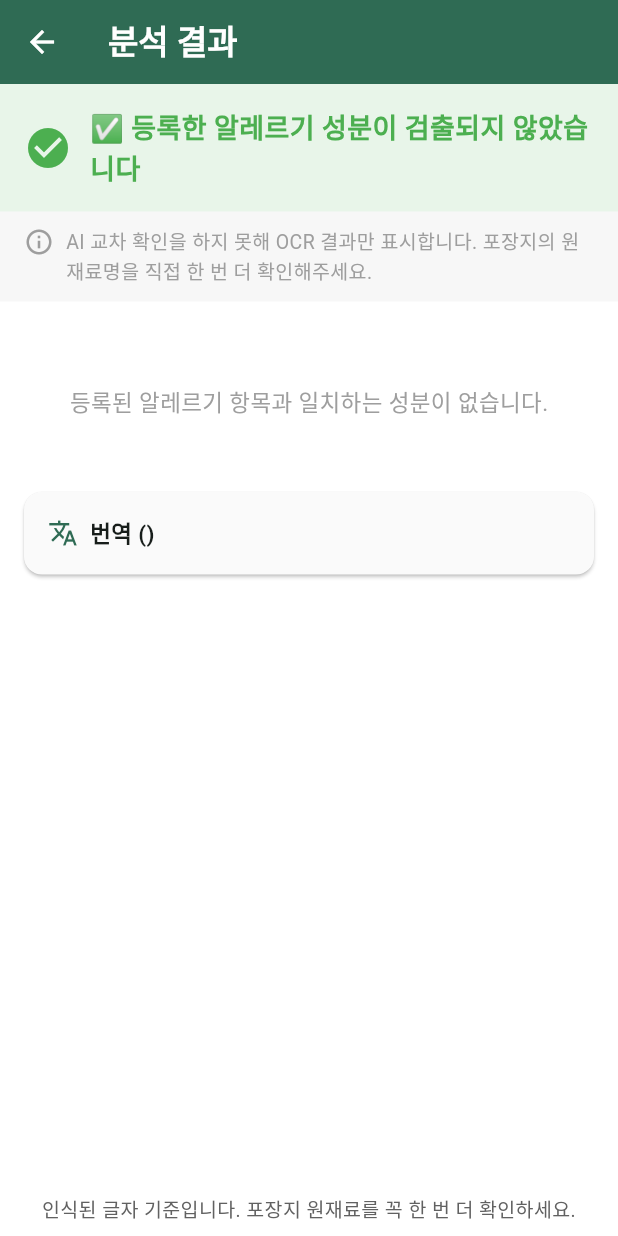
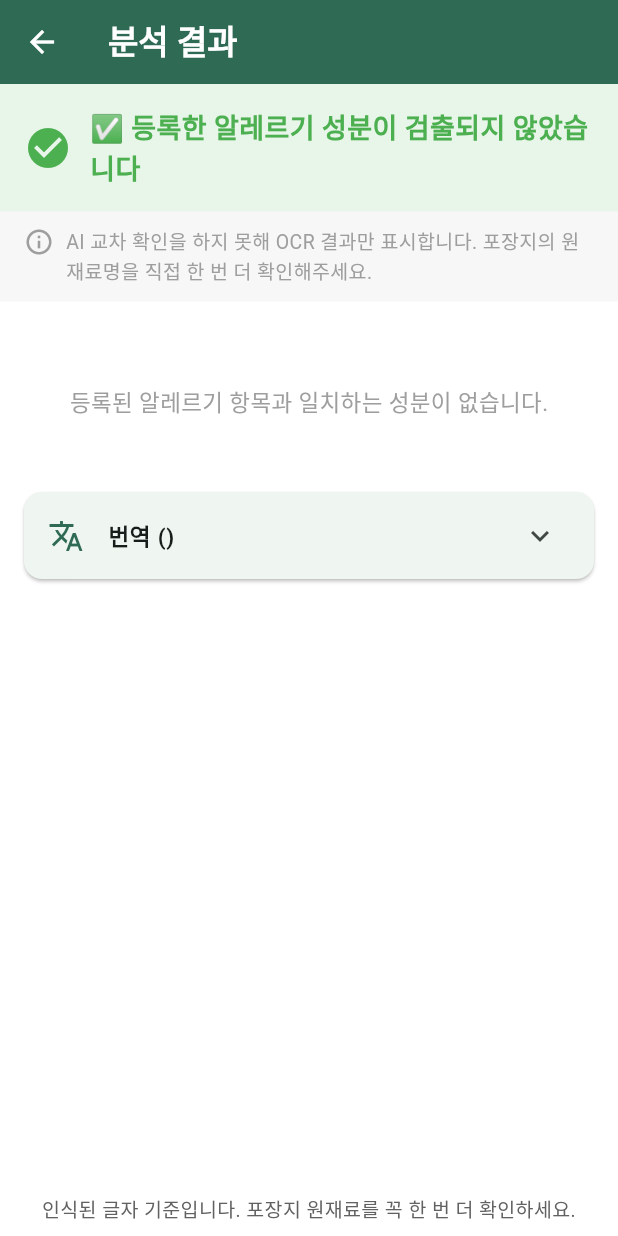
Before and after one commit to parkseonha777/PartE, a Flutter app: the ScanResultScreen screen opened directly with empty values, on a phone screen of 412 x 824 dp. Run offline on Flutter 3.47's test engine with Material 3 defaults, Android fonts, the phone set to English and light mode, and no system bars; our stand-ins replace camera, image_picker, shared_preferences, supabase_flutter; accounts and stored records are empty.

Commit message:
feat: 번역과 AI 확인 원문을 각각 접이식으로 표시

```diff
--- a/pati_app/lib/screens/scan_result/scan_result_screen.dart
+++ b/pati_app/lib/screens/scan_result/scan_result_screen.dart
@@ -216,13 +216,13 @@ class ScanResultScreen extends StatelessWidget {
                     translatedNames[item['name']]?.toString(),
                   ),
 
-                // 번역 결과
+                // 번역 결과 (접었다 펼 수 있음)
                 if (_translation != null) ...[
                   const SizedBox(height: 8),
-                  _buildTranslationCard(),
+                  _buildTranslationTile(),
                 ],
 
-                // AI가 교정한 성분표 원문
+                // AI가 교정한 성분표 원문 (접었다 펼 수 있음)
                 if (_isVerified) ...[
                   const SizedBox(height: 8),
                   _buildCorrectedTextTile(),
@@ -387,7 +387,7 @@ class ScanResultScreen extends StatelessWidget {
     );
   }
 
-  Widget _buildTranslationCard() {
+  Widget _buildTranslationTile() {
     final t = _translation!;
     final summary = (t['summary'] as String?) ?? '';
     final ingredients = (t['ingredients'] as String?) ?? '';
@@ -396,44 +396,36 @@ class ScanResultScreen extends StatelessWidget {
 
     return Card(
       margin: EdgeInsets.zero,
-      color: Colors.grey[50],
       shape: RoundedRectangleBorder(borderRadius: BorderRadius.circular(12)),
-      child: Padding(
-        padding: const EdgeInsets.all(16),
-        child: Column(
-          crossAxisAlignment: CrossAxisAlignment.start,
+      clipBehavior: Clip.antiAlias,
+      child: ExpansionTile(
+        leading: const Icon(Icons.translate, color: Color(0xFF2F6B54)),
+        title: Text('번역 ($lang)',
+            style:
+                const TextStyle(fontSize: 15, fontWeight: FontWeight.bold)),
+        childrenPadding: const EdgeInsets.fromLTRB(16, 0, 16, 16),
+        expandedCrossAxisAlignment: CrossAxisAlignment.start,
         children: [
-            Row(
-              children: [
-                const Icon(Icons.translate, size: 20, color: Color(0xFF2F6B54)),
-                const SizedBox(width: 8),
-                Text('번역 ($lang)',
-                    style: const TextStyle(
-                        fontSize: 15, fontWeight: FontWeight.bold)),
-              ],
-            ),
           if (summary.isNotEmpty) ...[
-              const SizedBox(height: 10),
             Text(summary,
-                  style: const TextStyle(
-                      fontSize: 15, fontWeight: FontWeight.w600)),
+                style:
+                    const TextStyle(fontSize: 15, fontWeight: FontWeight.w600)),
+            const SizedBox(height: 12),
           ],
           if (ingredients.isNotEmpty) ...[
-              const SizedBox(height: 12),
             const Text('원재료명',
                 style: TextStyle(fontSize: 12, color: Colors.black54)),
             const SizedBox(height: 2),
             SelectableText(ingredients, style: const TextStyle(fontSize: 14)),
+            const SizedBox(height: 12),
           ],
           if (warning.isNotEmpty) ...[
-              const SizedBox(height: 12),
             const Text('알레르기 표시 / 혼입 주의',
                 style: TextStyle(fontSize: 12, color: Colors.black54)),
             const SizedBox(height: 2),
             SelectableText(warning, style: const TextStyle(fontSize: 14)),
           ],
         ],
-        ),
       ),
     );
   }
```
Lines whose indentation alone changed are shown as unchanged.
